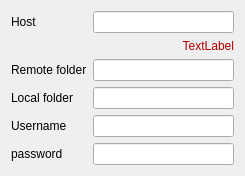
Old version of the form settings/main_settings.ui in the repository kinnalru/davqt.
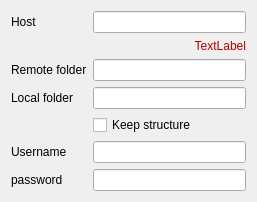
New version of the form.

```diff
--- a/settings/main_settings.ui
+++ b/settings/main_settings.ui
@@ -6,8 +6,8 @@
    <rect>
     <x>0</x>
     <y>0</y>
-    <width>245</width>
-    <height>154</height>
+    <width>257</width>
+    <height>178</height>
    </rect>
   </property>
   <layout class="QFormLayout" name="formLayout_2">
@@ -129,30 +129,37 @@
    <item row="3" column="1">
     <widget class="QLineEdit" name="localfolder"/>
    </item>
-   <item row="4" column="0">
+   <item row="5" column="0">
     <widget class="QLabel" name="label">
      <property name="text">
       <string>Username</string>
      </property>
     </widget>
    </item>
-   <item row="4" column="1">
+   <item row="5" column="1">
     <widget class="QLineEdit" name="username"/>
    </item>
-   <item row="5" column="0">
+   <item row="6" column="0">
     <widget class="QLabel" name="label_2">
      <property name="text">
       <string>password</string>
      </property>
     </widget>
    </item>
-   <item row="5" column="1">
+   <item row="6" column="1">
     <widget class="QLineEdit" name="password">
      <property name="echoMode">
       <enum>QLineEdit::Password</enum>
      </property>
     </widget>
    </item>
+   <item row="4" column="1">
+    <widget class="QCheckBox" name="keep_structure">
+     <property name="text">
+      <string>Keep structure</string>
+     </property>
+    </widget>
+   </item>
   </layout>
  </widget>
  <tabstops>
```
